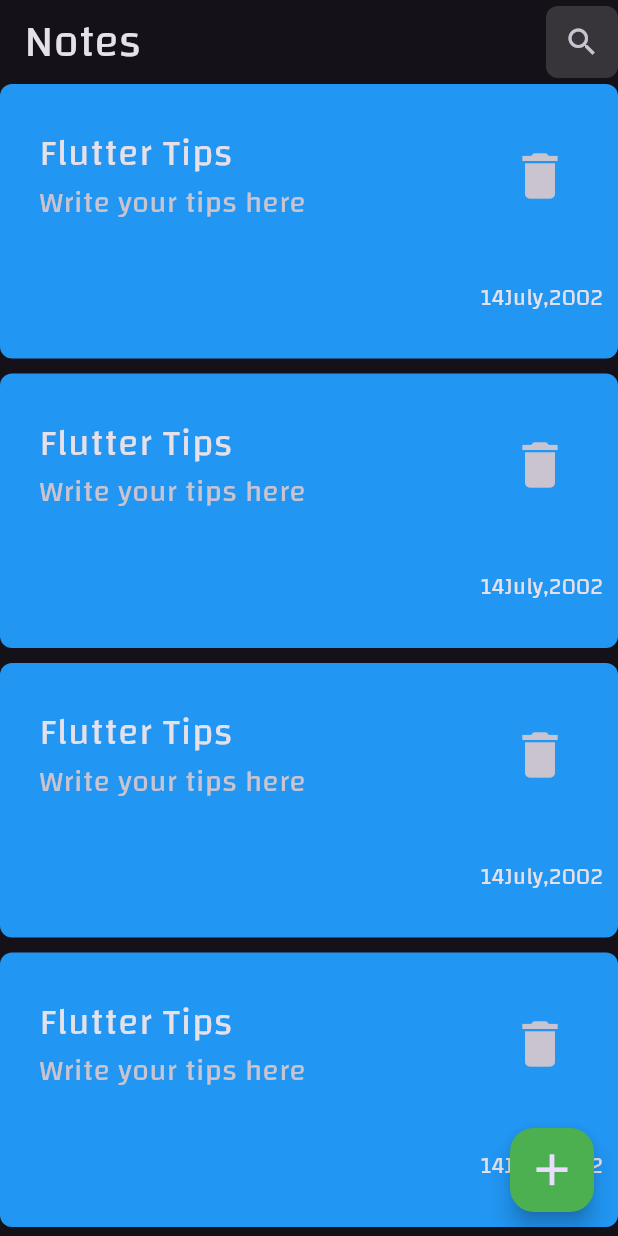
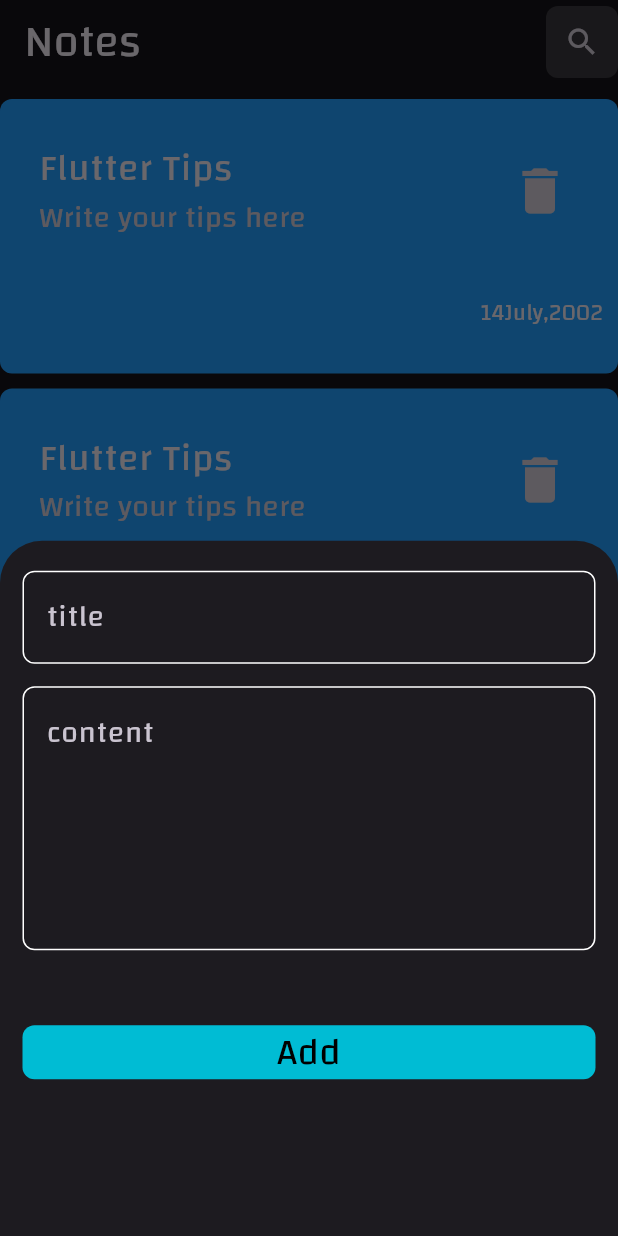
Before and after one commit to Alaanaser714/NoteApp, a Flutter app: the screen it shows after launch, after a tap on the "add" icon, on a phone screen of 412 x 824 dp. Run offline on Flutter 3.47's test engine with Material 3 defaults, Android fonts, the phone set to English and light mode, and no system bars.

Commit message:
create show model button sheet

```diff
--- /dev/null
+++ b/lib/views/components/custom_model_bottom_sheet.dart
@@ -0,0 +1,39 @@
+// ignore_for_file: prefer_const_constructors, prefer_const_literals_to_create_immutables
+
+import 'package:flutter/material.dart';
+import '../../widgets/custom_button.dart';
+import '../../widgets/custom_text_field.dart';
+
+class CustomModelBottomSheet extends StatelessWidget {
+  const CustomModelBottomSheet({super.key});
+
+  @override
+  Widget build(BuildContext context) {
+    return Padding(
+      padding: const EdgeInsets.symmetric(
+        vertical: 20,
+        horizontal: 15,
+      ),
+      child: Column(
+        children: [
+          CustomTextField(
+            hintText: 'title',
+          ),
+          SizedBox(
+            height: 15,
+          ),
+          CustomTextField(
+            hintText: 'content',
+            maxLines: 6,
+          ),
+          SizedBox(
+            height: 50,
+          ),
+          CustomButton(
+            title: 'Add',
+          )
+        ],
+      ),
+    );
+  }
+}
--- a/lib/views/screens/notes_screen.dart
+++ b/lib/views/screens/notes_screen.dart
@@ -2,6 +2,7 @@
 
 import 'package:flutter/material.dart';
 
+import '../components/custom_model_bottom_sheet.dart';
 import '../components/custom_notes_container.dart';
 
 class NotesScreen extends StatelessWidget {
@@ -12,7 +13,14 @@ class NotesScreen extends StatelessWidget {
     return Scaffold(
       floatingActionButton: FloatingActionButton(
         backgroundColor: Colors.green,
-        onPressed: () {},
+        onPressed: () {
+          showModalBottomSheet(
+            context: context,
+            builder: (context) {
+              return CustomModelBottomSheet();
+            },
+          );
+        },
         child: Icon(
           Icons.add,
           size: 35,
@@ -42,6 +50,7 @@ class NotesScreen extends StatelessWidget {
         children: [
           Expanded(
             child: ListView.builder(
+              padding: EdgeInsets.symmetric(vertical: 10),
               itemBuilder: (context, index) {
                 return CustomNotesContainer();
               },
--- /dev/null
+++ b/lib/widgets/custom_button.dart
@@ -0,0 +1,30 @@
+import 'package:flutter/material.dart';
+
+class CustomButton extends StatelessWidget {
+  const CustomButton({
+    super.key,
+    required this.title,
+  });
+
+  final String title;
+
+  @override
+  Widget build(BuildContext context) {
+    return Container(
+      width: MediaQuery.of(context).size.width,
+      decoration: BoxDecoration(
+        borderRadius: BorderRadius.circular(8),
+        color: Colors.cyan,
+      ),
+      child: Text(
+        title,
+        textAlign: TextAlign.center,
+        style: const TextStyle(
+          color: Colors.black,
+          fontSize: 25,
+          fontWeight: FontWeight.w500,
+        ),
+      ),
+    );
+  }
+}
--- /dev/null
+++ b/lib/widgets/custom_text_field.dart
@@ -0,0 +1,39 @@
+import 'package:flutter/material.dart';
+
+class CustomTextField extends StatelessWidget {
+  const CustomTextField({
+    super.key,
+    required this.hintText,
+    this.maxLines = 1,
+  });
+
+  final String hintText;
+  final int? maxLines;
+
+  @override
+  Widget build(BuildContext context) {
+    return TextField(
+      maxLines: maxLines,
+      decoration: InputDecoration(
+        hintText: hintText,
+        hintStyle: const TextStyle(
+          fontSize: 20,
+          fontWeight: FontWeight.w500,
+        ),
+        border: OutlineInputBorder(
+          borderRadius: BorderRadius.circular(8),
+        ),
+        enabledBorder: OutlineInputBorder(
+            borderRadius: BorderRadius.circular(8),
+            borderSide: const BorderSide(
+              color: Colors.white,
+            )),
+        focusedBorder: OutlineInputBorder(
+            borderRadius: BorderRadius.circular(8),
+            borderSide: const BorderSide(
+              color: Colors.blueAccent,
+            )),
+      ),
+    );
+  }
+}
```
